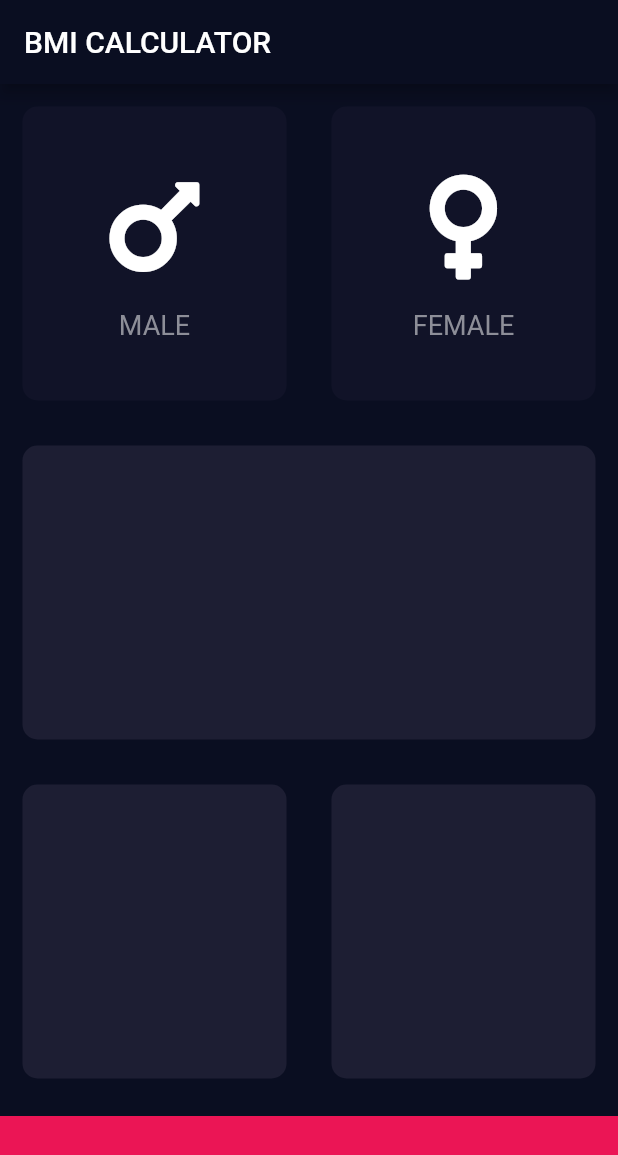
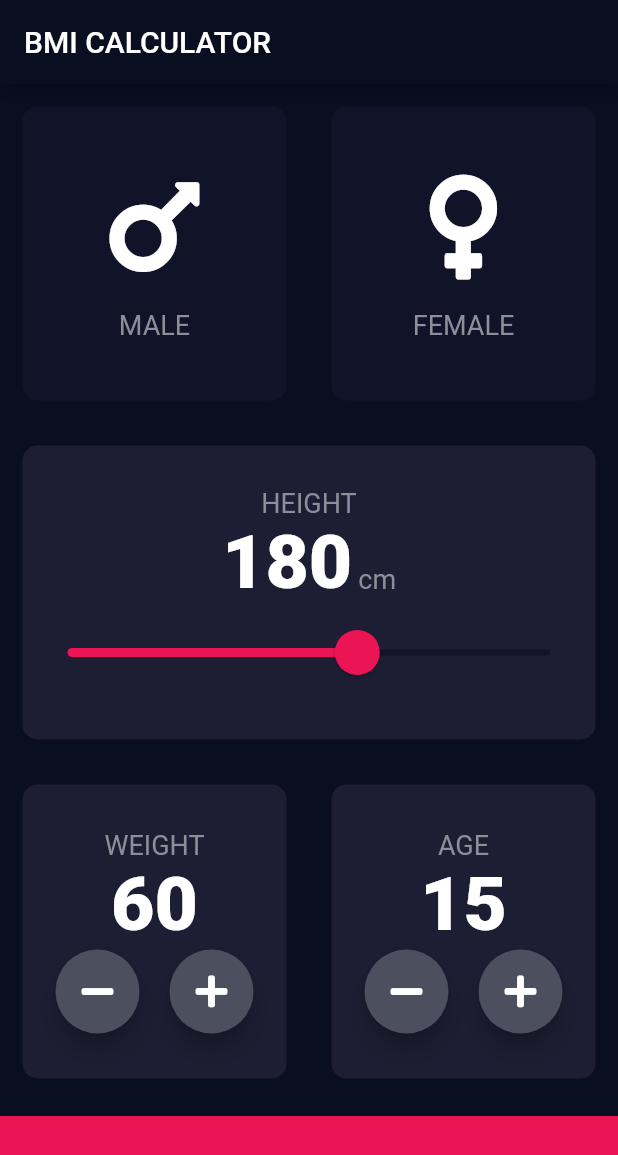
Before and after one commit to manRexx/BMI-Cal, a Flutter app: the screen it shows after launch, on a phone screen of 412 x 824 dp. Shown: the top 1155 px of the screen. Run offline on Flutter 3.47's test engine with Material 2 defaults, Android fonts, the phone set to English and light mode, and no system bars; our stand-ins replace font_awesome_flutter.

Commit message:
all widgets created

```diff
--- /dev/null
+++ b/lib/constants.dart
@@ -0,0 +1,17 @@
+import 'package:flutter/material.dart';
+
+const kActiveCardColor=Color(0xFF1D1E33);
+const kBottomContainerColor=Color(0xFFEB1555);
+const kInactiveCardColor=Color(0xFF111328);
+const kBottomContainerHeight=80.0;
+
+const kLabelTextStyle= TextStyle(
+  fontSize: 18.0,
+  color: Color(0xFF8D8E98),
+);
+
+
+const kNumberTextStyle=TextStyle(
+  fontSize: 50.0,
+  fontWeight: FontWeight.w900,
+);
--- a/lib/icon_container.dart
+++ b/lib/icon_container.dart
@@ -1,4 +1,5 @@
 import 'package:flutter/material.dart';
+import 'constants.dart';
 
 class IconContent extends StatelessWidget {
 
@@ -21,10 +22,7 @@ class IconContent extends StatelessWidget {
         ),
         Text(
           label,
-          style: TextStyle(
-            fontSize: 18.0,
-            color: Color(0xFF8D8E98),
-          ),
+          style:kLabelTextStyle,
         )
       ],
     );
--- a/lib/input_page.dart
+++ b/lib/input_page.dart
@@ -2,11 +2,7 @@ import 'package:flutter/material.dart';
 import 'package:font_awesome_flutter/font_awesome_flutter.dart';
 import 'icon_container.dart';
 import 'reusable_card.dart';
-
-const activeCardColor=Color(0xFF1D1E33);
-const bottomContainerColor=Color(0xFFEB1555);
-const inactiveCardColor=Color(0xFF111328);
-const bottomContainerHeight=80.0;
+import 'constants.dart';
 
 enum Gender{
   male,
@@ -21,6 +17,9 @@ class InputPage extends StatefulWidget {
 class _InputPageState extends State<InputPage> {
 
   Gender selectedGender;
+  int height=180;
+  int weight=60;
+  int age=15;
 
 
   @override
@@ -30,6 +29,7 @@ class _InputPageState extends State<InputPage> {
           title: Text('BMI CALCULATOR'),
         ),
         body: Column(
+          crossAxisAlignment: CrossAxisAlignment.stretch,
           children: [
             Expanded(
               child: Row(
@@ -41,7 +41,7 @@ class _InputPageState extends State<InputPage> {
                           selectedGender=Gender.male;
                         });
                       },
-                      colour:selectedGender==Gender.male?activeCardColor:inactiveCardColor,
+                      colour:selectedGender==Gender.male?kActiveCardColor:kInactiveCardColor,
                       cardChild: IconContent(icon: FontAwesomeIcons.mars,label: 'MALE',),
                     ),
                   ),
@@ -52,7 +52,7 @@ class _InputPageState extends State<InputPage> {
                             selectedGender=Gender.female;
                           });
                         },
-                        colour: selectedGender==Gender.female?activeCardColor:inactiveCardColor,
+                        colour: selectedGender==Gender.female?kActiveCardColor:kInactiveCardColor,
                         cardChild: IconContent(icon: FontAwesomeIcons.venus,label: 'FEMALE',),
                       )
                   ),
@@ -60,25 +60,156 @@ class _InputPageState extends State<InputPage> {
               ),
             ),
             Expanded(
-                child: ReusableCard(colour:activeCardColor)
+                child: ReusableCard(
+                    colour:kActiveCardColor,
+                  cardChild: Column(
+                    mainAxisAlignment: MainAxisAlignment.center,
+                    children: [
+                      Text('HEIGHT',style: kLabelTextStyle,),
+                      Row(
+                        mainAxisAlignment: MainAxisAlignment.center,
+                        crossAxisAlignment: CrossAxisAlignment.baseline,
+                        textBaseline: TextBaseline.alphabetic,
+                        children: [
+                          Text(
+                            height.toString(),
+                            style:kNumberTextStyle,
+                          ),
+                          SizedBox(
+                            width: 4.0,
+                          ),
+                          Text(
+                            'cm',
+                            style: kLabelTextStyle,
+                          ),
+                        ],
+                      ),
+                      SliderTheme(
+                        data: SliderThemeData(
+                           thumbShape: RoundSliderThumbShape(enabledThumbRadius: 15.0),
+                          overlayShape: RoundSliderOverlayShape(overlayRadius: 30.0),
+
+                        ),
+                        child: Slider(
+                          value: height.toDouble(),
+                          min: 120.0,
+                          max: 220.0,
+                          activeColor: kBottomContainerColor,
+                          inactiveColor: kInactiveCardColor,
+                          onChanged: (double newValue){
+                            setState(() {
+                              height=newValue.round();
+                            });
+                          },
+                        ),
+                      )
+                    ],
+                  ),
+                )
             ),
             Expanded(
               child: Row(
                 children: [
                   Expanded(
-                      child: ReusableCard(colour: activeCardColor)
+                      child: ReusableCard(
+                          colour: kActiveCardColor,
+                        cardChild: Column(
+                          mainAxisAlignment: MainAxisAlignment.center,
+                          children: [
+                            Text(
+                              'WEIGHT',
+                              style: kLabelTextStyle,
+                            ),
+                            Text(
+                              weight.toString(),
+                              style: kNumberTextStyle,
+                            ),
+                            Row(
+                              mainAxisAlignment: MainAxisAlignment.center,
+                              children: [
+                                FloatingActionButton(
+                                  child: Icon(FontAwesomeIcons.minus,color: Colors.white,),
+                                  backgroundColor: Color(0xFF4C4F5E),
+                                  elevation: 6.0,
+                                  onPressed: (){
+                                    setState(() {
+                                      weight-=1;
+                                    });
+                                  },
+                                ),
+                                SizedBox(
+                                  width: 20.0,
+                                ),
+                                FloatingActionButton(
+                                  child: Icon(FontAwesomeIcons.plus,color: Colors.white,),
+                                  backgroundColor: Color(0xFF4C4F5E),
+                                  elevation: 6.0,
+                                  onPressed: (){
+                                    setState(() {
+                                      weight+=1;
+                                    });
+                                  },
+                                ),
+                              ],
+
+                            )
+                          ],
+                        ),
+                      )
                   ),
                   Expanded(
-                      child: ReusableCard(colour: activeCardColor)
+                      child: ReusableCard(colour: kActiveCardColor,
+                        cardChild: Column(
+                          mainAxisAlignment: MainAxisAlignment.center,
+                          children: [
+                            Text(
+                              'AGE',
+                              style: kLabelTextStyle,
+                            ),
+                            Text(
+                              age.toString(),
+                              style: kNumberTextStyle,
+                            ),
+                            Row(
+                              mainAxisAlignment: MainAxisAlignment.center,
+                              children: [
+                                FloatingActionButton(
+                                  child: Icon(FontAwesomeIcons.minus,color: Colors.white,),
+                                  backgroundColor: Color(0xFF4C4F5E),
+                                  elevation: 6.0,
+                                  onPressed: (){
+                                    setState(() {
+                                      age-=1;
+                                    });
+                                  },
+                                ),
+                                SizedBox(
+                                  width: 20.0,
+                                ),
+                                FloatingActionButton(
+                                  child: Icon(FontAwesomeIcons.plus,color: Colors.white,),
+                                  backgroundColor: Color(0xFF4C4F5E),
+                                  elevation: 6.0,
+                                  onPressed: (){
+                                    setState(() {
+                                      age+=1;
+                                    });
+                                  },
+                                ),
+                              ],
+                            ),
+                          ],
+                        ),
+                      ),
                   ),
                 ],
               ),
             ),
             Container(
-              color: bottomContainerColor,
+              color: kBottomContainerColor,
               margin: EdgeInsets.only(top: 10.0),
               width: double.infinity,
-              height: bottomContainerHeight,
+              height: kBottomContainerHeight,
             )
           ],
         )
```
